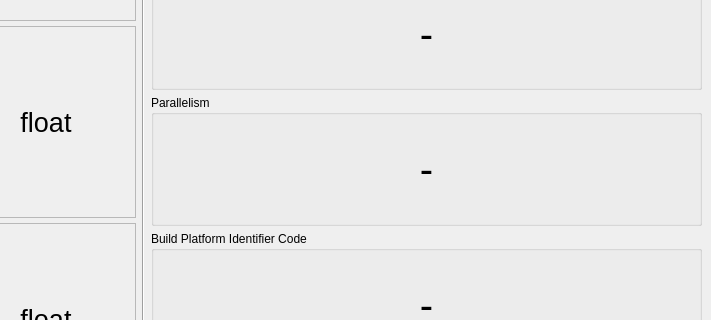
The window that qt-platform-parallelism/form.ui (losgab/micrometer-parallelism-qc) describes before a commit, drawn with Qt 5; both pictures show x 424 to 1135 and y 261 to 581 of the 1135 by 686 pixel window.
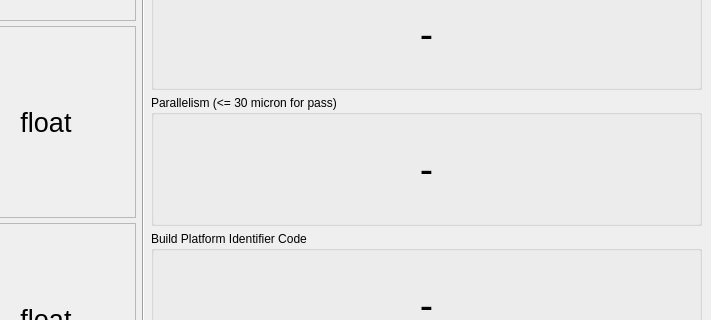
The same window after the commit. Icons and pictures are not drawn.

```diff
--- a/qt-platform-parallelism/form.ui
+++ b/qt-platform-parallelism/form.ui
@@ -507,7 +507,7 @@
         <item>
          <widget class="QGroupBox" name="parallelism">
           <property name="title">
-           <string>Parallelism</string>
+           <string>Parallelism (&lt;= 30 micron for pass)</string>
           </property>
           <layout class="QGridLayout" name="gridLayout">
            <item row="0" column="0">
```
